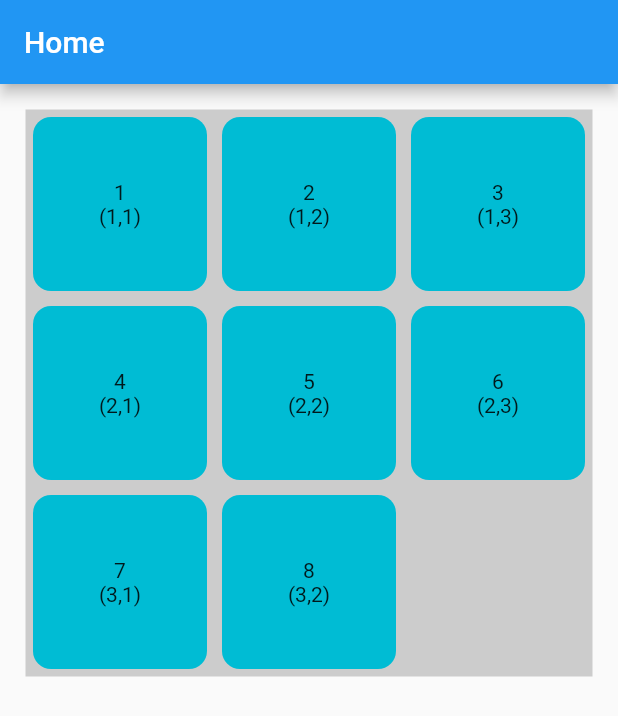
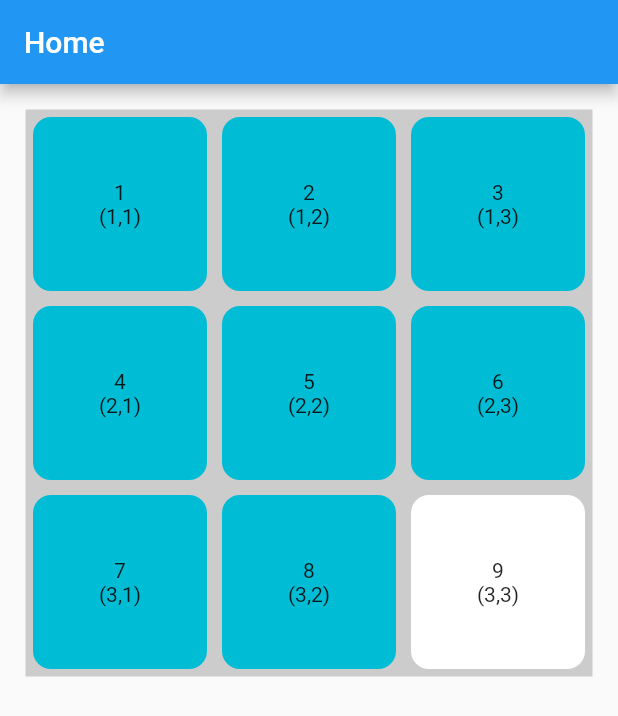
Before and after one commit to Roaa94/dashtronaut, a Flutter app: the screen it shows after launch, on a phone screen of 412 x 824 dp. Shown: the top 716 px of the screen. Run offline on Flutter 3.47's test engine with Material 2 defaults, Android fonts, the light colour scheme and no system bars; our stand-ins replace equatable.

Commit message:
added puzzle provider and moved puzzle & tile generation logic into it with some optimizations

```diff
--- a/lib/main.dart
+++ b/lib/main.dart
@@ -1,4 +1,6 @@
 import 'package:flutter/material.dart';
+import 'package:flutter_puzzle_hack/presentation/providers/app_providers.dart';
+import 'package:provider/provider.dart';
 
 import 'presentation/home/pages/home_page.dart';
 
@@ -12,13 +14,16 @@ class MyApp extends StatelessWidget {
   // This widget is the root of your application.
   @override
   Widget build(BuildContext context) {
-    return MaterialApp(
-      debugShowCheckedModeBanner: false,
-      title: 'Flutter Puzzle Hack',
-      theme: ThemeData(
-        primarySwatch: Colors.blue,
+    return MultiProvider(
+      providers: AppProviders.changeNotifierProviders,
+      child: MaterialApp(
+        debugShowCheckedModeBanner: false,
+        title: 'Flutter Puzzle Hack',
+        theme: ThemeData(
+          primarySwatch: Colors.blue,
+        ),
+        home: const HomePage(),
       ),
-      home: const HomePage(),
     );
   }
 }
--- a/lib/models/puzzle.dart
+++ b/lib/models/puzzle.dart
@@ -1,74 +1,18 @@
-import 'package:flutter/cupertino.dart';
-import 'package:flutter_puzzle_hack/constants/ui.dart';
-import 'package:flutter_puzzle_hack/models/location.dart';
-import 'package:flutter_puzzle_hack/models/position.dart';
 import 'package:flutter_puzzle_hack/models/tile.dart';
-import 'package:flutter_puzzle_hack/models/tiles_data.dart';
 
 class Puzzle {
-  final BuildContext context;
-  final int dimension;
+  final int n;
+  final List<Tile> tiles;
 
   Puzzle({
-    required this.context,
-    required this.dimension,
-  }) : assert(dimension < 10);
+    required this.n,
+    required this.tiles,
+  }) : assert(n < 10);
 
-  double get containerWidth => MediaQuery.of(context).size.width - UI.screenHPadding * 2;
-
-  double get _tileContainerWidth => containerWidth / dimension;
-
-  int get dimensions => dimension * dimension;
-
-  int get tileCount => dimensions - 1;
-
-  List<Position> get _tilesPositions => _tilesData.positions;
-
-  List<Location> get _tilesLocations => _tilesData.locations;
-
-  TilesData get _tilesData {
-    List<Position> __tilesPositions = [];
-    List<Location> __tileLocations = [];
-
-    // If dimension is 3 (3x3)
-    // i = 0, 1, 2
-    for (int i = 0; i < dimension; i++) {
-      for (int j = 0; j < dimension; j++) {
-        __tilesPositions.add(Position(left: j * _tileContainerWidth, top: i * _tileContainerWidth));
-        __tileLocations.add(Location(x: i + 1, y: j + 1));
-      }
-    }
-    assert(__tilesPositions.length == tileCount + 1);
-    assert(__tileLocations.length == tileCount + 1);
-    return TilesData(
-      positions: __tilesPositions,
-      locations: __tileLocations,
-    );
-  }
-
-  List<Tile> get tiles {
-    return List.generate(
-      tileCount,
-      (i) => Tile(
-        value: i + 1,
-        width: _tileContainerWidth,
-        position: _tilesPositions[i],
-        location: _tilesLocations[i],
-        isMovable: false,
-      ),
-    );
-  }
-
-  Tile get whiteSpaceTile => Tile(
-        value: 0,
-        width: _tileContainerWidth,
-        position: _tilesPositions[tileCount + 1],
-        location: _tilesLocations[tileCount + 1],
-      );
+  /// Get whitespace tile
+  Tile get whiteSpaceTile => tiles.firstWhere((tile) => tile.isWhiteSpaceTile);
 
   void printData() {
-    print('Puzzle dimensions: ${dimension}x$dimension');
-    // print('Puzzle Container Width: $containerWidth');
-    // print('Puzzle Tile Container Width: $_tileContainerWidth');
+    print('Puzzle dimensions: ${n}x$n');
   }
 }
--- a/lib/models/tile.dart
+++ b/lib/models/tile.dart
@@ -4,17 +4,22 @@ import 'package:flutter_puzzle_hack/models/position.dart';
 class Tile {
   int value;
   double width;
-  Position position;
   bool isMovable;
   bool isWhiteSpaceTile;
-  Location location;
+  Location correctLocation;
+  Location currentLocation;
 
   Tile({
     required this.value,
     required this.width,
-    required this.position,
-    required this.location,
+    required this.correctLocation,
+    required this.currentLocation,
     this.isMovable = false,
     this.isWhiteSpaceTile = false,
   });
+
+  /// Top & Left positions values based on current location
+  Position get position {
+    return Position(top: (currentLocation.x - 1) * width, left: (currentLocation.y - 1) * width);
+  }
 }
--- a/lib/models/tiles_data.dart
+++ /dev/null
@@ -1,12 +0,0 @@
-import 'package:flutter_puzzle_hack/models/location.dart';
-import 'package:flutter_puzzle_hack/models/position.dart';
-
-class TilesData {
-  List<Position> positions;
-  List<Location> locations;
-
-  TilesData({
-    required this.positions,
-    required this.locations,
-  });
-}
--- /dev/null
+++ b/lib/presentation/providers/app_providers.dart
@@ -0,0 +1,11 @@
+import 'package:flutter_puzzle_hack/presentation/providers/puzzle_provider.dart';
+import 'package:provider/provider.dart';
+import 'package:provider/single_child_widget.dart';
+
+class AppProviders {
+  static final changeNotifierProviders = <SingleChildWidget>[
+    ChangeNotifierProvider(
+      create: (_) => PuzzleProvider(),
+    ),
+  ];
+}
--- /dev/null
+++ b/lib/presentation/providers/puzzle_provider.dart
@@ -0,0 +1,42 @@
+import 'dart:math';
+
+import 'package:flutter/cupertino.dart';
+import 'package:flutter_puzzle_hack/models/location.dart';
+import 'package:flutter_puzzle_hack/models/puzzle.dart';
+import 'package:flutter_puzzle_hack/models/tile.dart';
+
+class PuzzleProvider with ChangeNotifier {
+  final int n = 3;
+
+  late Puzzle puzzle;
+  final Random random = Random();
+
+  List<Tile> generateTiles(double tileWidth) {
+    List<Location> _tilesCorrectLocations = [];
+    for (int i = 0; i < n; i++) {
+      for (int j = 0; j < n; j++) {
+        _tilesCorrectLocations.add(Location(x: i + 1, y: j + 1));
+      }
+    }
+
+    List<Location> _tilesCurrentLocations = _tilesCorrectLocations;
+    // _tilesCurrentLocations.shuffle(random);
+    // Location.printLocations(_tilesCurrentLocations);
+    return List.generate(
+      n * n,
+      (i) => Tile(
+        value: i + 1,
+        width: tileWidth,
+        correctLocation: _tilesCorrectLocations[i],
+        currentLocation: _tilesCurrentLocations[i],
+        isWhiteSpaceTile: i == n * n - 1,
+      ),
+    );
+  }
+
+  void generate(double puzzleContainerWidth) {
+    double _tileContainerWidth = puzzleContainerWidth / n;
+    List<Tile> tiles = generateTiles(_tileContainerWidth);
+    puzzle = Puzzle(n: n, tiles: tiles);
+  }
+}
--- a/lib/presentation/puzzle/widgets/puzzle_board.dart
+++ b/lib/presentation/puzzle/widgets/puzzle_board.dart
@@ -1,25 +1,43 @@
 import 'package:flutter/material.dart';
 import 'package:flutter_puzzle_hack/constants/ui.dart';
-import 'package:flutter_puzzle_hack/models/puzzle.dart';
+import 'package:flutter_puzzle_hack/presentation/providers/puzzle_provider.dart';
 import 'package:flutter_puzzle_hack/presentation/tile/widgets/tile_wrapper.dart';
+import 'package:provider/provider.dart';
 
-class PuzzleBoard extends StatelessWidget {
+class PuzzleBoard extends StatefulWidget {
   const PuzzleBoard({Key? key}) : super(key: key);
 
   @override
+  State<PuzzleBoard> createState() => _PuzzleBoardState();
+}
+
+class _PuzzleBoardState extends State<PuzzleBoard> {
+  bool _isInit = true;
+
+  late PuzzleProvider puzzleProvider;
+  double get puzzleContainerWidth => MediaQuery.of(context).size.width - UI.screenHPadding * 2;
+
+  @override
+  void didChangeDependencies() {
+    if (_isInit) {
+      puzzleProvider = Provider.of<PuzzleProvider>(context, listen: false);
+      puzzleProvider.generate(puzzleContainerWidth);
+    }
+    _isInit = false;
+    super.didChangeDependencies();
+  }
+
+  @override
   Widget build(BuildContext context) {
-    final puzzle = Puzzle(context: context, dimension: 3);
-    puzzle.printData();
-
     return Container(
-      width: puzzle.containerWidth,
-      height: puzzle.containerWidth,
+      width: puzzleContainerWidth,
+      height: puzzleContainerWidth,
       margin: const EdgeInsets.all(UI.screenHPadding),
       color: Colors.grey.withOpacity(0.5),
       child: Stack(
         children: List.generate(
-          puzzle.tileCount,
-          (index) => TileWrapper(tile: puzzle.tiles[index]),
+          puzzleProvider.puzzle.tiles.length,
+          (index) => TileWrapper(tile: puzzleProvider.puzzle.tiles[index]),
         ),
       ),
     );
--- a/lib/presentation/tile/widgets/tile_container.dart
+++ b/lib/presentation/tile/widgets/tile_container.dart
@@ -13,7 +13,7 @@ class TileContainer extends StatelessWidget {
   Widget build(BuildContext context) {
     return Container(
       decoration: BoxDecoration(
-        color: Colors.cyan,
+        color: tile.isWhiteSpaceTile ? Colors.white : Colors.cyan,
         borderRadius: BorderRadius.circular(12),
       ),
       margin: const EdgeInsets.all(5),
@@ -22,7 +22,7 @@ class TileContainer extends StatelessWidget {
         mainAxisAlignment: MainAxisAlignment.center,
         children: [
           Text('${tile.value}'),
-          Text('(${tile.location.x},${tile.location.y})')
+          Text('(${tile.currentLocation.x},${tile.currentLocation.y})'),
         ],
       ),
     );
```
